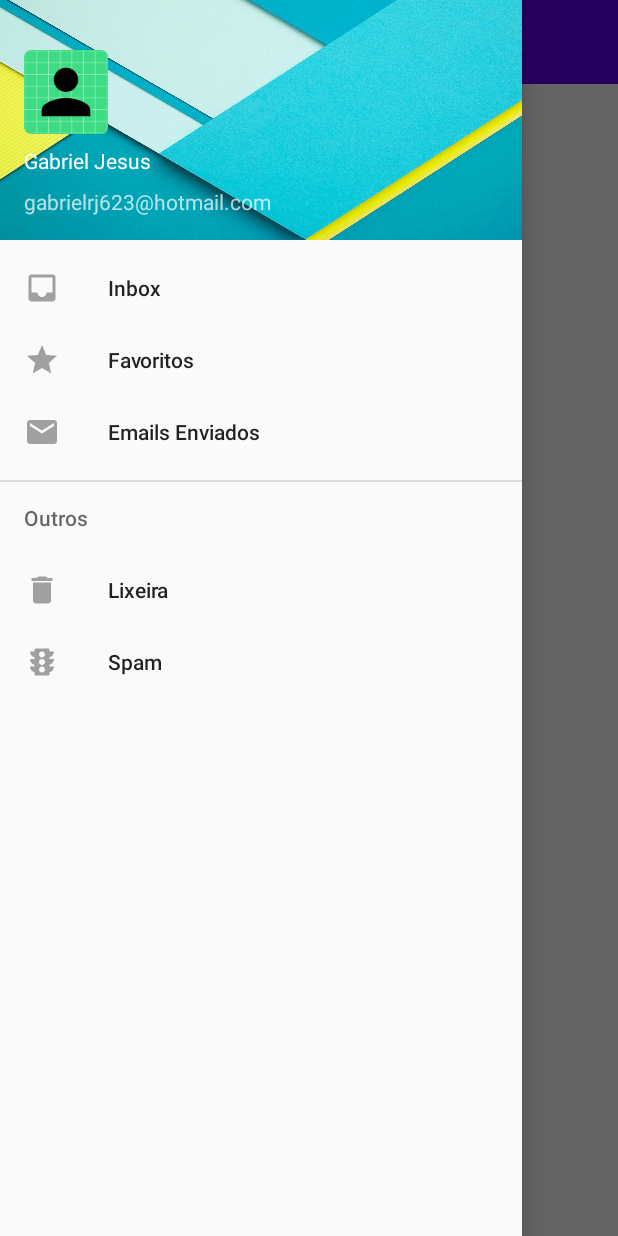
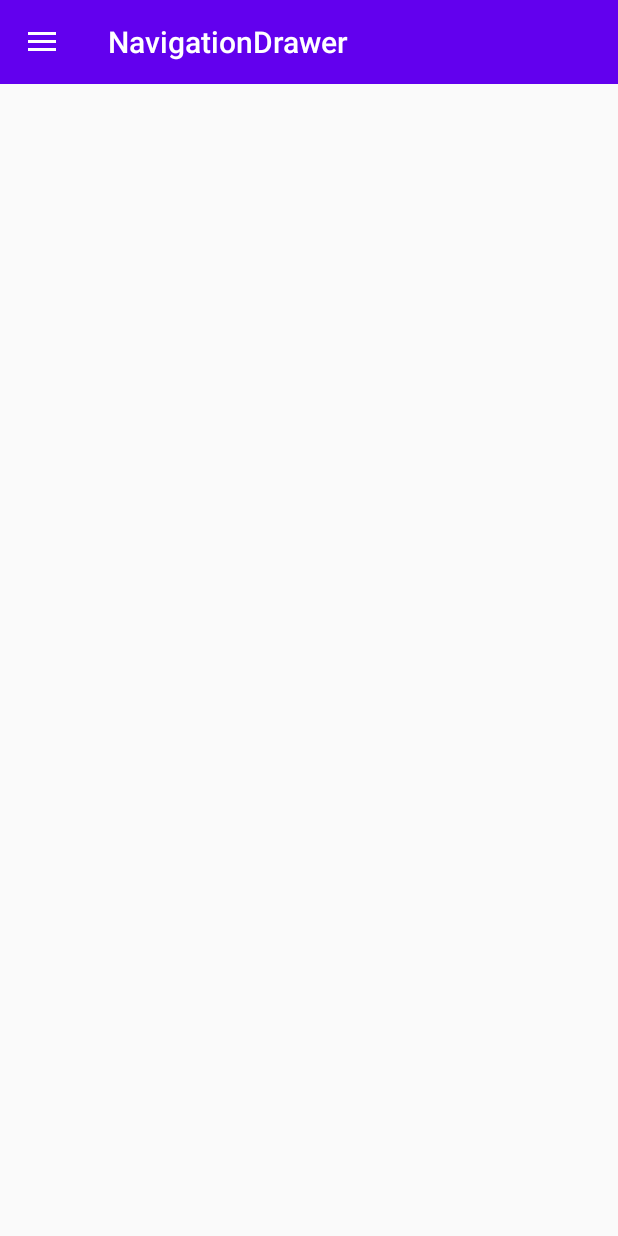
Before and after one commit to GabrielRJesus/AndroidProjects, an Android app: the screen it shows after launch (MainActivity), in the side drawer, after a tap on "Favoritos", on a phone screen of 412 x 824 dp. Run offline under Robolectric (Android 15) with nearby library versions, the phone set to English and light mode, and no system bars.

Commit message:
Finalização drawer navigation

```diff
--- a/NavigationDrawer/app/src/main/java/dev/gabrieljesus/navigationdrawer/MainActivity.java
+++ b/NavigationDrawer/app/src/main/java/dev/gabrieljesus/navigationdrawer/MainActivity.java
@@ -1,5 +1,6 @@
 package dev.gabrieljesus.navigationdrawer;
 
+import androidx.annotation.NonNull;
 import androidx.appcompat.app.ActionBarDrawerToggle;
 import androidx.appcompat.app.AppCompatActivity;
 import androidx.appcompat.widget.Toolbar;
@@ -7,11 +8,16 @@ import androidx.core.view.GravityCompat;
 import androidx.drawerlayout.widget.DrawerLayout;
 
 import android.os.Bundle;
+import android.view.MenuItem;
+import android.widget.Toast;
 
-public class MainActivity extends AppCompatActivity {
+import com.google.android.material.navigation.NavigationView;
+
+public class MainActivity extends AppCompatActivity implements NavigationView.OnNavigationItemSelectedListener{
 
     private Toolbar toolbar;
     private DrawerLayout drawerLayout;
+    private NavigationView navigationView;
 
     @Override
     protected void onCreate(Bundle savedInstanceState) {
@@ -26,6 +32,9 @@ public class MainActivity extends AppCompatActivity {
         drawerLayout.addDrawerListener(toggle);
 
         toggle.syncState();
+
+        navigationView = findViewById(R.id.navView);
+        navigationView.setNavigationItemSelectedListener(this);
     }
 
     @Override
@@ -36,4 +45,32 @@ public class MainActivity extends AppCompatActivity {
             super.onBackPressed();
         }
     }
+
+    @Override
+    public boolean onNavigationItemSelected(@NonNull MenuItem menuItem) {
+        switch(menuItem.getItemId()){
+            case R.id.menu_inbox : {
+                Toast.makeText(this,"Inbox", Toast.LENGTH_SHORT).show();
+                break;
+            }
+            case R.id.menu_favoritos : {
+                Toast.makeText(this,"Favoritos", Toast.LENGTH_SHORT).show();
+                break;
+            }
+            case R.id.menu_sent_email : {
+                Toast.makeText(this,"Emails enviados", Toast.LENGTH_SHORT).show();
+                break;
+            }
+            case R.id.menu_trash : {
+                Toast.makeText(this,"Lixeira", Toast.LENGTH_SHORT).show();
+                break;
+            }
+            case R.id.menu_spam: {
+                Toast.makeText(this,"Spam", Toast.LENGTH_SHORT).show();
+                break;
+            }
+        }
+        drawerLayout.closeDrawer(GravityCompat.START);
+        return false;
+    }
 }
```
